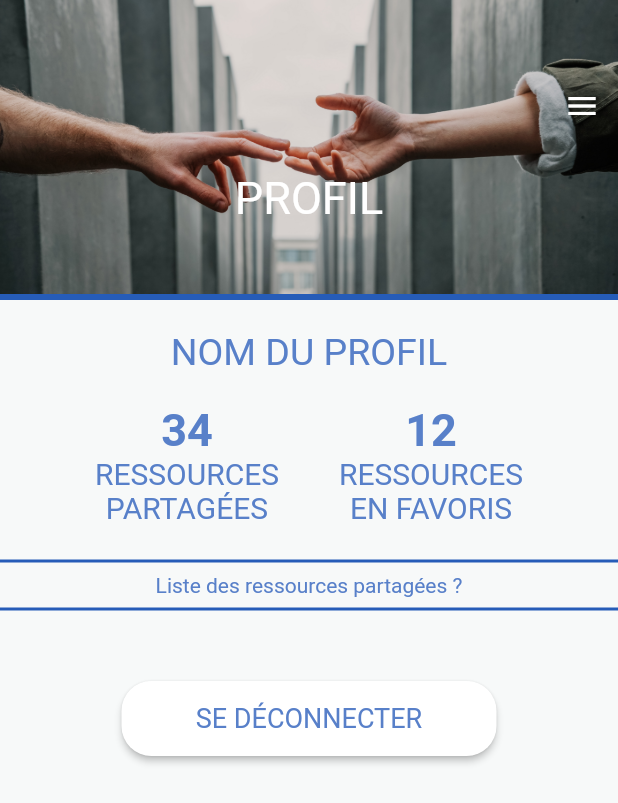
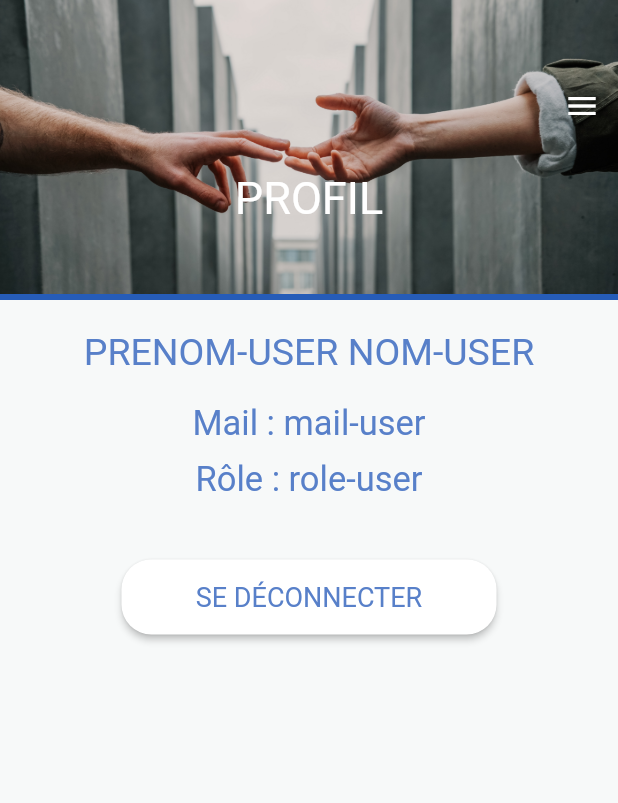
Before and after one commit to JulienCorbo/le_cube, a Flutter app: the profil screen opened directly, on a phone screen of 412 x 824 dp. Shown: the top 803 px of the screen. Run offline on Flutter 3.47's test engine with Material 2 defaults, Android fonts, the phone set to English and light mode, and no system bars; our stand-ins replace carousel_slider, file_picker, font_awesome_flutter, form_validator, google_fonts, share_plus and 2 more; accounts and stored records are empty; network calls fail.

Commit message:
addresources + profil
page ajout ressource front
refonte profil

```diff
--- a/lib/screens/addRessource.dart
+++ b/lib/screens/addRessource.dart
@@ -2,6 +2,7 @@ import 'package:flutter/cupertino.dart';
 import 'package:flutter/foundation.dart';
 import 'package:flutter/material.dart';
 import 'package:google_fonts/google_fonts.dart';
+import 'package:le_cube/screens/category.dart';
 import 'package:share_plus/share_plus.dart';
 import 'package:file_picker/file_picker.dart';
 import 'package:http/http.dart' as http;
@@ -152,6 +153,23 @@ class _addRessourceState extends State<addRessource> {
                                           });
                                         },
                                       ),*/
+                                      TextFormField(
+                                        style: textStyle.copyWith(fontSize: 17),
+                                        textAlign: TextAlign.center,
+                                        decoration: textInputDecoration.copyWith(hintText: 'FAIRE DROPDOWNMENU AVEC JSON'),
+
+                                      ),
+                                      Text(
+                                          "Fichier",
+                                          textAlign: TextAlign.center,
+                                          style: textStyle.copyWith(fontSize: 25)
+                                      ),
+                                      SizedBox(width: 20),
+                                      ElevatedButton(
+                                        style: buttonWhite,
+                                          onPressed: (){},
+                                          child: Text('+')
+                                      ),
                                       CheckboxListTile(
                                           controlAffinity: ListTileControlAffinity.leading,
                                           value: friendChecked,
--- a/lib/screens/profil.dart
+++ b/lib/screens/profil.dart
@@ -15,6 +15,11 @@ class profil extends StatefulWidget {
 }
 
 class _profilState extends State<profil> {
+  //TODO -> Récupérer les infos depuis le json de connexion
+  String mail = 'mail-user';
+  String firstname = 'prenom-user';
+  String lastname = 'nom-user';
+  String role = 'role-user';
   GlobalKey<ScaffoldState> _globalKey = GlobalKey<ScaffoldState>();
   @override
   Widget build(BuildContext context) {
@@ -77,54 +82,36 @@ class _profilState extends State<profil> {
                             child: Column(
                               children: [
                                 Text(
-                                    'NOM DU PROFIL',
+                                  (firstname + ' ' + lastname).toUpperCase(),
                                   style: textStyle.copyWith(fontSize: 25),
                                 ),
                                 const SizedBox(height: 20),
                                 Row(
                                   mainAxisAlignment: MainAxisAlignment.center,
-
-                                  children: [
-                                    Column(
                                   children: [
                                     Text(
-                                            "34",
-                                          style: textStyle.copyWith(fontSize: 30, fontWeight: FontWeight.bold),
+                                      'Mail : ',
+                                      style: textStyle.copyWith(fontSize: 23),
                                     ),
                                     Text(
-                                            "RESSOURCES\nPARTAGÉES",
-                                          style: textStyle.copyWith(fontSize: 20),
-                                          textAlign: TextAlign.center,
+                                      mail,
+                                      style: textStyle.copyWith(fontSize: 23),
                                     )
                                   ],
                                 ),
-                                    SizedBox(width: 40),
-                                    Column(
+                                const SizedBox(height: 10),
+                                Row(
+                                  mainAxisAlignment: MainAxisAlignment.center,
                                   children: [
                                     Text(
-                                          "12",
-                                          style: textStyle.copyWith(fontSize: 30, fontWeight: FontWeight.bold),
+                                      'Rôle : ',
+                                      style: textStyle.copyWith(fontSize: 23),
                                     ),
                                     Text(
-                                          "RESSOURCES\nEN FAVORIS",
-                                          style: textStyle.copyWith(fontSize: 20),
-                                          textAlign: TextAlign.center,
+                                      role,
+                                      style: textStyle.copyWith(fontSize: 23),
                                     )
                                   ],
-                                    )
-                                  ],
-                                ),
-                                SizedBox(height: 16),
-                                Container(
-                                  alignment: Alignment.center,
-                                  width: double.infinity,
-                                  child: Column(
-                                    children: [
-                                      const Divider(thickness: 2, color: blueBackground),
-                                      Text("Liste des ressources partagées ?", style: textStyle),
-                                      const Divider(thickness: 2, color: blueBackground),
-                                    ],
-                                  ),
                                 ),
                                 SizedBox(height: 40),
                                 ElevatedButton(
```
Lines whose indentation alone changed are shown as unchanged.
